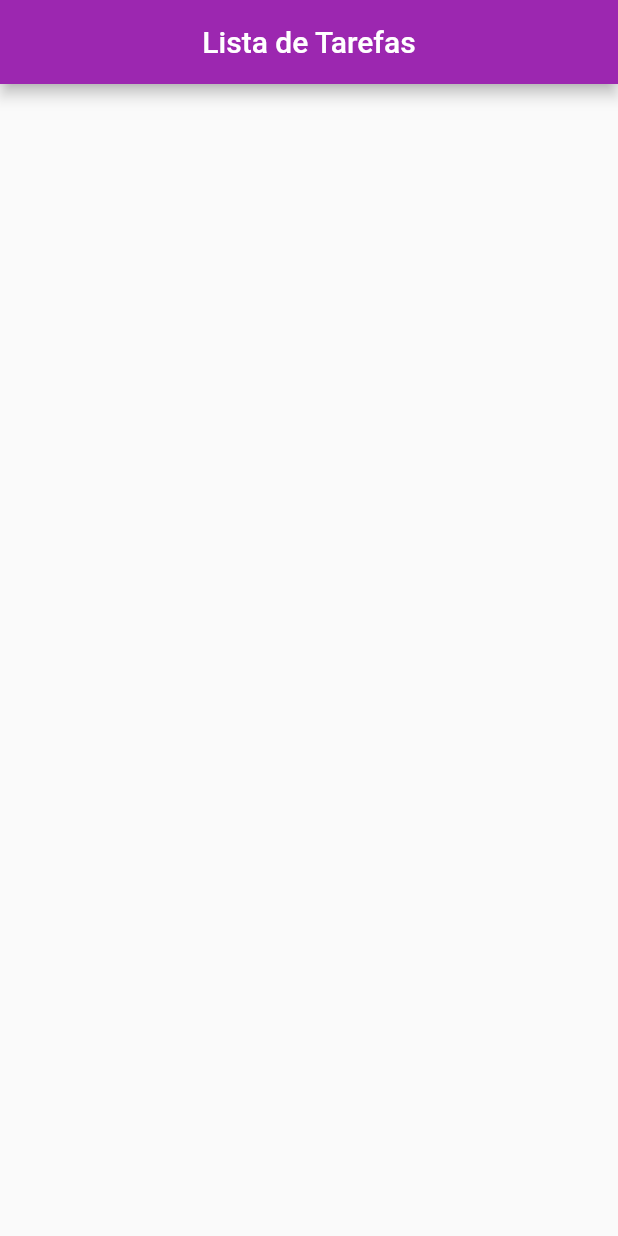
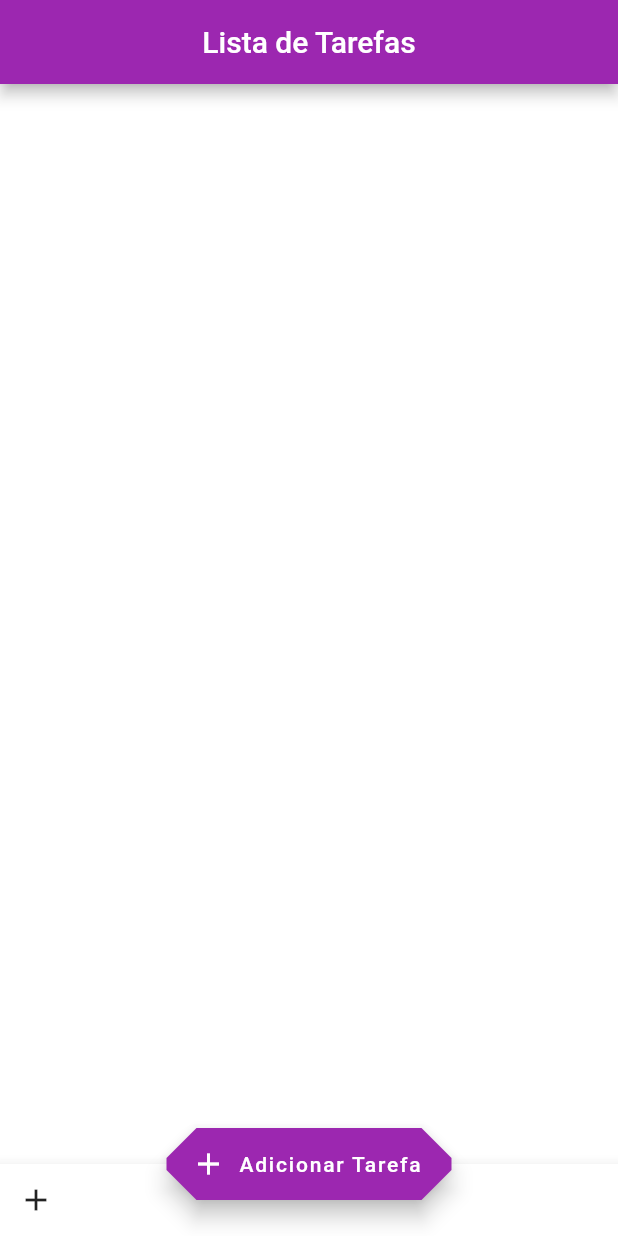
Before and after one commit to Markfgui675/App_ListaDeTarefas, a Flutter app: the screen it shows after launch, on a phone screen of 412 x 824 dp. Run offline on Flutter 3.47's test engine with Material 2 defaults, Android fonts, the light colour scheme and no system bars.

Commit message:
Style:
estilização do floatingbutton

```diff
--- a/lib/home.dart
+++ b/lib/home.dart
@@ -12,6 +12,7 @@ class _HomeState extends State<Home> {
   @override
   Widget build(BuildContext context) {
     return Scaffold(
+      backgroundColor: Colors.white ,
       appBar: AppBar(
         centerTitle: true,
         title: Text('Lista de Tarefas'),
@@ -26,6 +27,29 @@ class _HomeState extends State<Home> {
           ],
         ),
       ),
+
+      floatingActionButtonLocation: FloatingActionButtonLocation.centerDocked,
+      /*floatingActionButton: FloatingActionButton(onPressed: (){print('Pressionado');}, backgroundColor: Colors.purple,
+                            elevation: 6,
+                            child: Icon(Icons.add),),
+
+       */
+      floatingActionButton: FloatingActionButton.extended(onPressed: (){print('Pressionado');}, backgroundColor: Colors.purple,
+        elevation: 6,
+        icon: Icon(Icons.add),
+        label: Text('Adicionar Tarefa'),
+        shape: BeveledRectangleBorder(
+          borderRadius: BorderRadius.circular(20)
+        ),),
+
+      bottomNavigationBar: BottomAppBar(
+        //shape: CircularNotchedRectangle(),
+        child: Row(
+          children: <Widget>[
+            IconButton(onPressed: (){}, icon: Icon(Icons.add))
+          ],
+        ),
+      ),
     );
   }
 }
```
